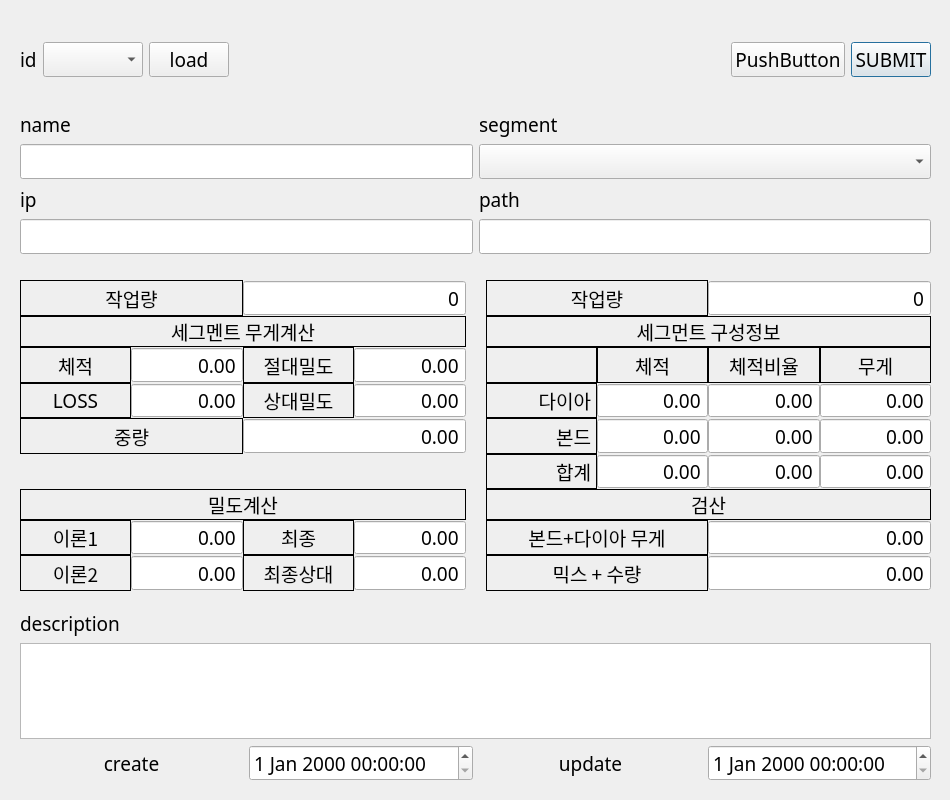
This is ui/spDialog.ui in SuhYeoJee/OrderManager as Qt 5 draws it before an edit. The edited form follows.
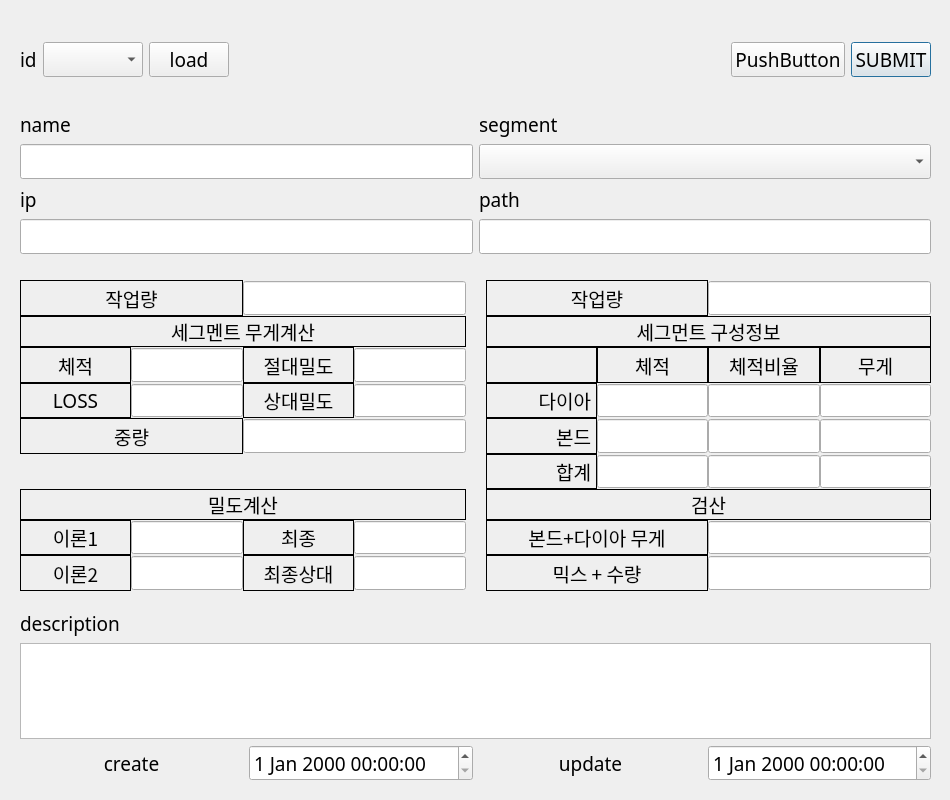
This is the edited form.

What changed in the file:
```diff
--- a/ui/spDialog.ui
+++ b/ui/spDialog.ui
@@ -240,6 +240,9 @@
       <property name="buttonSymbols">
        <enum>QAbstractSpinBox::NoButtons</enum>
       </property>
+      <property name="specialValueText">
+       <string> </string>
+      </property>
       <property name="maximum">
        <double>999999.989999999990687</double>
       </property>
@@ -288,6 +291,9 @@
       <property name="buttonSymbols">
        <enum>QAbstractSpinBox::NoButtons</enum>
       </property>
+      <property name="specialValueText">
+       <string> </string>
+      </property>
       <property name="maximum">
        <double>999999.989999999990687</double>
       </property>
@@ -357,6 +363,9 @@
       <property name="buttonSymbols">
        <enum>QAbstractSpinBox::NoButtons</enum>
       </property>
+      <property name="specialValueText">
+       <string> </string>
+      </property>
       <property name="maximum">
        <double>999999.989999999990687</double>
       </property>
@@ -389,6 +398,9 @@
       <property name="buttonSymbols">
        <enum>QAbstractSpinBox::NoButtons</enum>
       </property>
+      <property name="specialValueText">
+       <string> </string>
+      </property>
       <property name="maximum">
        <double>999999.989999999990687</double>
       </property>
@@ -405,6 +417,9 @@
       <property name="buttonSymbols">
        <enum>QAbstractSpinBox::NoButtons</enum>
       </property>
+      <property name="specialValueText">
+       <string> </string>
+      </property>
       <property name="maximum">
        <double>999999.989999999990687</double>
       </property>
@@ -501,6 +516,9 @@
       <property name="buttonSymbols">
        <enum>QAbstractSpinBox::NoButtons</enum>
       </property>
+      <property name="specialValueText">
+       <string> </string>
+      </property>
       <property name="maximum">
        <double>999999.989999999990687</double>
       </property>
@@ -517,6 +535,9 @@
       <property name="buttonSymbols">
        <enum>QAbstractSpinBox::NoButtons</enum>
       </property>
+      <property name="specialValueText">
+       <string> </string>
+      </property>
       <property name="maximum">
        <double>999999.989999999990687</double>
       </property>
@@ -565,6 +586,9 @@
       <property name="buttonSymbols">
        <enum>QAbstractSpinBox::NoButtons</enum>
       </property>
+      <property name="specialValueText">
+       <string> </string>
+      </property>
       <property name="maximum">
        <double>999999.989999999990687</double>
       </property>
@@ -581,6 +605,9 @@
       <property name="buttonSymbols">
        <enum>QAbstractSpinBox::NoButtons</enum>
       </property>
+      <property name="specialValueText">
+       <string> </string>
+      </property>
       <property name="maximum">
        <double>999999.989999999990687</double>
       </property>
@@ -597,6 +624,9 @@
       <property name="buttonSymbols">
        <enum>QAbstractSpinBox::NoButtons</enum>
       </property>
+      <property name="specialValueText">
+       <string> </string>
+      </property>
       <property name="maximum">
        <double>999999.989999999990687</double>
       </property>
@@ -613,6 +643,9 @@
       <property name="buttonSymbols">
        <enum>QAbstractSpinBox::NoButtons</enum>
       </property>
+      <property name="specialValueText">
+       <string> </string>
+      </property>
       <property name="maximum">
        <double>999999.989999999990687</double>
       </property>
@@ -629,6 +662,9 @@
       <property name="buttonSymbols">
        <enum>QAbstractSpinBox::NoButtons</enum>
       </property>
+      <property name="specialValueText">
+       <string> </string>
+      </property>
       <property name="maximum">
        <double>999999.989999999990687</double>
       </property>
@@ -677,6 +713,9 @@
       <property name="buttonSymbols">
        <enum>QAbstractSpinBox::NoButtons</enum>
       </property>
+      <property name="specialValueText">
+       <string> </string>
+      </property>
       <property name="maximum">
        <double>999999.989999999990687</double>
       </property>
@@ -722,6 +761,9 @@
       <property name="buttonSymbols">
        <enum>QAbstractSpinBox::NoButtons</enum>
       </property>
+      <property name="specialValueText">
+       <string> </string>
+      </property>
       <property name="maximum">
        <double>999999.989999999990687</double>
       </property>
@@ -738,6 +780,9 @@
       <property name="buttonSymbols">
        <enum>QAbstractSpinBox::NoButtons</enum>
       </property>
+      <property name="specialValueText">
+       <string> </string>
+      </property>
       <property name="maximum">
        <double>999999.989999999990687</double>
       </property>
@@ -754,6 +799,9 @@
       <property name="buttonSymbols">
        <enum>QAbstractSpinBox::NoButtons</enum>
       </property>
+      <property name="specialValueText">
+       <string> </string>
+      </property>
       <property name="maximum">
        <double>999999.989999999990687</double>
       </property>
@@ -770,6 +818,9 @@
       <property name="buttonSymbols">
        <enum>QAbstractSpinBox::NoButtons</enum>
       </property>
+      <property name="specialValueText">
+       <string> </string>
+      </property>
       <property name="maximum">
        <double>999999.989999999990687</double>
       </property>
@@ -786,6 +837,9 @@
       <property name="buttonSymbols">
        <enum>QAbstractSpinBox::NoButtons</enum>
       </property>
+      <property name="specialValueText">
+       <string> </string>
+      </property>
       <property name="maximum">
        <double>999999.989999999990687</double>
       </property>
@@ -834,6 +888,9 @@
       <property name="buttonSymbols">
        <enum>QAbstractSpinBox::NoButtons</enum>
       </property>
+      <property name="specialValueText">
+       <string> </string>
+      </property>
       <property name="maximum">
        <double>999999.989999999990687</double>
       </property>
@@ -866,6 +923,9 @@
       <property name="buttonSymbols">
        <enum>QAbstractSpinBox::NoButtons</enum>
       </property>
+      <property name="specialValueText">
+       <string> </string>
+      </property>
       <property name="maximum">
        <double>999999.989999999990687</double>
       </property>
@@ -959,6 +1019,9 @@
       <property name="buttonSymbols">
        <enum>QAbstractSpinBox::NoButtons</enum>
       </property>
+      <property name="specialValueText">
+       <string> </string>
+      </property>
      </widget>
     </item>
     <item row="0" column="7" colspan="2">
@@ -972,6 +1035,9 @@
       <property name="buttonSymbols">
        <enum>QAbstractSpinBox::NoButtons</enum>
       </property>
+      <property name="specialValueText">
+       <string> </string>
+      </property>
      </widget>
     </item>
    </layout>
```
Left out of the diff: 12 changed lines with no effect on the pictures.
